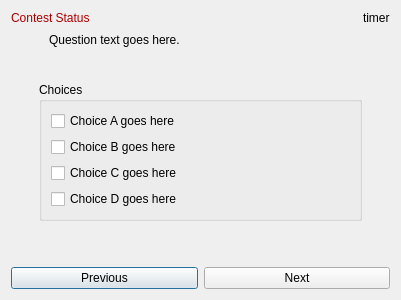
The window that src/client/semifinals.ui (trigger-happy/Cerberus) describes before a commit, drawn with Qt 5.
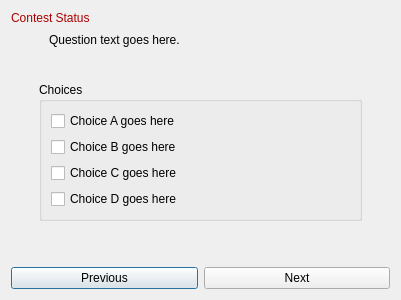
The same window after the commit.

Patch:
```diff
--- a/src/client/semifinals.ui
+++ b/src/client/semifinals.ui
@@ -145,7 +145,7 @@
       </sizepolicy>
      </property>
      <property name="text">
-      <string>timer</string>
+      <string/>
      </property>
     </widget>
    </item>
```
